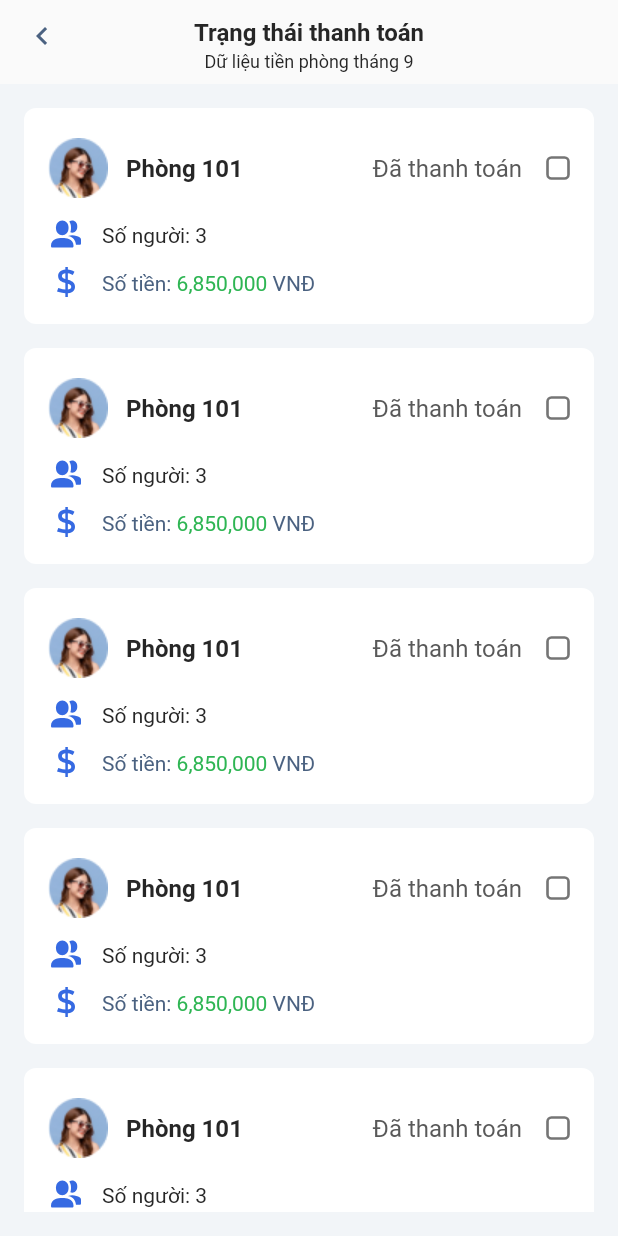
After one commit to thuno/Apartment-Manager, a Flutter app: the PaymentStatus screen opened directly, on a phone screen of 412 x 824 dp. The commit adds this screen. Run offline on Flutter 3.47's test engine with Material 2 defaults, Android fonts, the phone set to English and light mode, and no system bars; our stand-ins replace dotted_border, flutter_svg.

Commit message:
complete payment status

```diff
--- a/lib/Module/room_item.dart
+++ b/lib/Module/room_item.dart
@@ -10,6 +10,7 @@ class RoomItem {
   int? internet;
   int? otherService;
   int? vehicle;
+  int? status;
 
   RoomItem({
     this.id,
@@ -23,5 +24,6 @@ class RoomItem {
     this.internet,
     this.otherService,
     this.vehicle,
+    this.status,
   });
 }
--- a/lib/View/owner_home_screen.dart
+++ b/lib/View/owner_home_screen.dart
@@ -1,6 +1,7 @@
 import 'package:flutter/material.dart';
 import 'package:flutter/services.dart';
 import 'package:flutter_svg/flutter_svg.dart';
+import 'package:project1/View/payment_status_screen.dart';
 import 'package:project1/View/update_cost_screen.dart';
 
 class OwnerHomeScreen extends StatefulWidget {
@@ -143,6 +144,10 @@ class _OwnerHomeScreenState extends State<OwnerHomeScreen> {
                 child: Row(
                   children: [
                     Expanded(
+                      child: InkWell(
+                        onTap: () {
+                          Navigator.push(context, MaterialPageRoute(builder: (context) => const PaymentStatus()));
+                        },
                         child: Container(
                           margin: const EdgeInsets.only(right: 16),
                           alignment: Alignment.center,
@@ -168,6 +173,7 @@ class _OwnerHomeScreenState extends State<OwnerHomeScreen> {
                                 ),
                               ),
                             ],
+                          ),
                         ),
                       ),
                     ),
--- /dev/null
+++ b/lib/View/payment_status_screen.dart
@@ -0,0 +1,198 @@
+import 'package:flutter/material.dart';
+import 'package:flutter/services.dart';
+import 'package:flutter_svg/flutter_svg.dart';
+
+class PaymentStatus extends StatefulWidget {
+  const PaymentStatus({super.key});
+
+  @override
+  State<PaymentStatus> createState() => _PaymentStatusState();
+}
+
+class _PaymentStatusState extends State<PaymentStatus> {
+  @override
+  Widget build(BuildContext context) {
+    return Scaffold(
+      appBar: AppBar(
+        automaticallyImplyLeading: false,
+        elevation: 0,
+        toolbarHeight: 56,
+        backgroundColor: Colors.transparent,
+        systemOverlayStyle:
+            const SystemUiOverlayStyle(statusBarIconBrightness: Brightness.dark, statusBarColor: Colors.transparent),
+        leading: Container(
+          height: double.infinity,
+          alignment: Alignment.topCenter,
+          padding: const EdgeInsets.only(top: 12),
+          child: InkWell(
+            onTap: () {
+              Navigator.pop(context);
+            },
+            child: const Icon(
+              Icons.chevron_left,
+              size: 24,
+              color: Color(0xFF4B6281),
+            ),
+          ),
+        ),
+        centerTitle: true,
+        title: Column(
+          children: [
+            const Text(
+              'Trạng thái thanh toán',
+              style: TextStyle(
+                fontSize: 16,
+                height: 24 / 16,
+                fontWeight: FontWeight.w600,
+                color: Color(0xFF262626),
+              ),
+            ),
+            Text(
+              'Dữ liệu tiền phòng tháng ${DateTime.now().month}',
+              style: const TextStyle(
+                fontSize: 12,
+                height: 16 / 12,
+                fontWeight: FontWeight.w400,
+                color: Color(0xFF262626),
+              ),
+            ),
+          ],
+        ),
+      ),
+      body: Container(
+        color: const Color(0xFFF2F5F8),
+        padding: const EdgeInsets.all(16),
+        child: ListView.separated(
+          physics: const BouncingScrollPhysics(),
+          itemCount: 6,
+          itemBuilder: (context, index) {
+            return Container(
+              padding: const EdgeInsets.fromLTRB(16, 16, 0, 16),
+              decoration: BoxDecoration(color: Colors.white, borderRadius: BorderRadius.circular(8)),
+              child: Column(
+                crossAxisAlignment: CrossAxisAlignment.start,
+                children: [
+                  Row(
+                    children: [
+                      Container(
+                        width: 40,
+                        height: 40,
+                        margin: const EdgeInsets.only(right: 12),
+                        decoration: const BoxDecoration(
+                          shape: BoxShape.circle,
+                        ),
+                        child: Image.asset('lib/Assets/Image demo.png'),
+                      ),
+                      const Expanded(
+                        child: Text(
+                          'Phòng 101',
+                          style: TextStyle(
+                            fontSize: 16,
+                            height: 22 / 16,
+                            fontWeight: FontWeight.w700,
+                            color: Color(0xFF262626),
+                          ),
+                        ),
+                      ),
+                      InkWell(
+                        child: Row(
+                          children: [
+                            const Text(
+                              'Đã thanh toán',
+                              style: TextStyle(
+                                fontSize: 16,
+                                height: 22 / 16,
+                                color: Color(0xFF595959),
+                              ),
+                            ),
+                            Transform.scale(
+                              scale: 28 / 32,
+                              child: Checkbox(
+                                value: false,
+                                shape: RoundedRectangleBorder(
+                                  borderRadius: BorderRadius.circular(4),
+                                ),
+                                onChanged: (value) {},
+                              ),
+                            )
+                          ],
+                        ),
+                      ),
+                    ],
+                  ),
+                  Container(
+                    margin: const EdgeInsets.symmetric(vertical: 8),
+                    child: Row(
+                      mainAxisSize: MainAxisSize.min,
+                      children: [
+                        Container(
+                          margin: const EdgeInsets.only(right: 12),
+                          child: SvgPicture.asset('lib/Assets/user-multiple.svg'),
+                        ),
+                        const Text(
+                          'Số người: 3',
+                          style: TextStyle(
+                            fontSize: 14,
+                            height: 22 / 14,
+                            color: Color(0xFF262626),
+                          ),
+                        ),
+                      ],
+                    ),
+                  ),
+                  Row(
+                    children: [
+                      Container(
+                        margin: const EdgeInsets.only(right: 12),
+                        child: SvgPicture.asset(
+                          'lib/Assets/money.svg',
+                          width: 24,
+                          height: 24,
+                          color: const Color(0xFF366AE2),
+                        ),
+                      ),
+                      RichText(
+                        text: const TextSpan(
+                          children: [
+                            TextSpan(
+                              text: 'Số tiền: ',
+                              style: TextStyle(
+                                fontSize: 14,
+                                height: 22 / 14,
+                                color: Color(0xFF4B6281),
+                              ),
+                            ),
+                            TextSpan(
+                              text: '6,850,000',
+                              style: TextStyle(
+                                fontSize: 14,
+                                height: 22 / 14,
+                                color: Color(0xFF2EB553),
+                              ),
+                            ),
+                            TextSpan(
+                              text: ' VNĐ',
+                              style: TextStyle(
+                                fontSize: 14,
+                                height: 22 / 14,
+                                color: Color(0xFF4B6281),
+                              ),
+                            ),
+                          ],
+                        ),
+                      ),
+                    ],
+                  ),
+                ],
+              ),
+            );
+          },
+          separatorBuilder: (context, index) {
+            return const SizedBox(height: 16);
+          },
+        ),
+      ),
+    );
+    ;
+  }
+}
```
Lines whose indentation alone changed are shown as unchanged.
